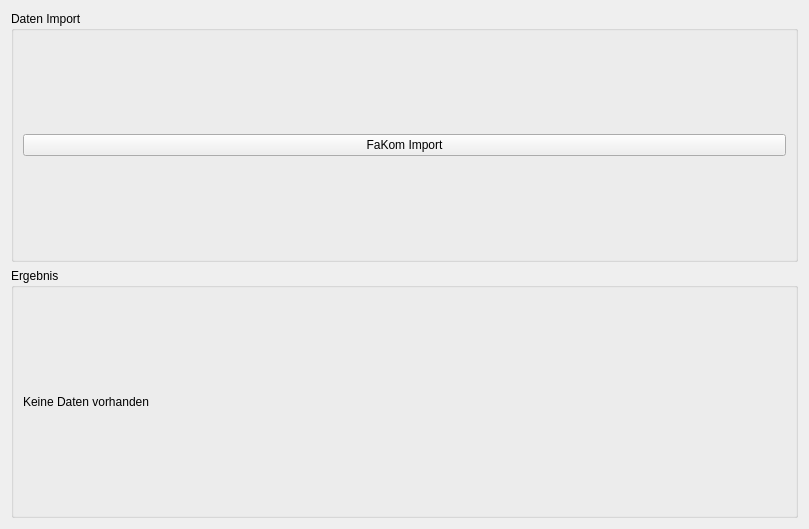
Qt form ui/wizard_import.ui (tappi287/RenderKnecht2) before a commit.
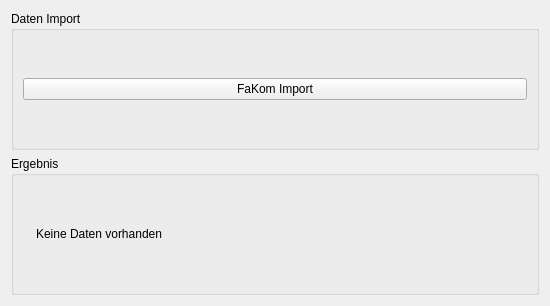
The same form after that commit. Icons and pictures are not drawn.

Commit message: added visual indication to wizard data import

```diff
--- a/ui/wizard_import.ui
+++ b/ui/wizard_import.ui
@@ -6,8 +6,8 @@
    <rect>
     <x>0</x>
     <y>0</y>
-    <width>809</width>
-    <height>529</height>
+    <width>550</width>
+    <height>306</height>
    </rect>
   </property>
   <property name="windowTitle">
@@ -39,14 +39,49 @@
      <property name="title">
       <string>Ergebnis</string>
      </property>
-     <layout class="QVBoxLayout" name="verticalLayout_3">
-      <item>
+     <layout class="QHBoxLayout" name="horizontalLayout">
+      <item alignment="Qt::AlignVCenter">
+       <widget class="QLabel" name="result_icn">
+        <property name="maximumSize">
+         <size>
+          <width>35</width>
+          <height>35</height>
+         </size>
+        </property>
+        <property name="text">
+         <string/>
+        </property>
+        <property name="pixmap">
+         <pixmap resource="res/gui_resource.qrc">:/main/check_box_empty.png</pixmap>
+        </property>
+        <property name="scaledContents">
+         <bool>true</bool>
+        </property>
+       </widget>
+      </item>
+      <item alignment="Qt::AlignLeft|Qt::AlignVCenter">
        <widget class="QLabel" name="result_label">
+        <property name="enabled">
+         <bool>true</bool>
+        </property>
         <property name="text">
          <string>Keine Daten vorhanden</string>
         </property>
        </widget>
       </item>
+      <item>
+       <spacer name="horizontalSpacer">
+        <property name="orientation">
+         <enum>Qt::Horizontal</enum>
+        </property>
+        <property name="sizeHint" stdset="0">
+         <size>
+          <width>40</width>
+          <height>20</height>
+         </size>
+        </property>
+       </spacer>
+      </item>
      </layout>
     </widget>
    </item>
```
The commit also changes 1 other file.
